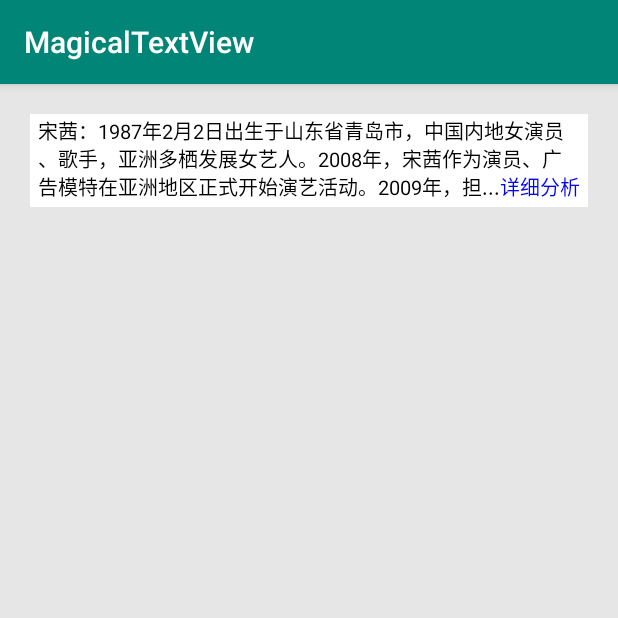
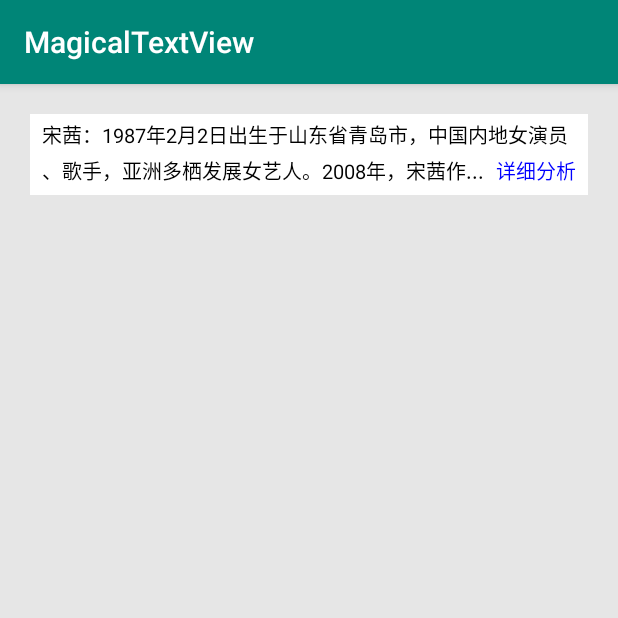
Before and after one commit to yangsanning/MagicalTextView, an Android app: the screen it shows after launch (MainActivity), on a phone screen of 412 x 824 dp, the top half of it. Run offline under Robolectric (Android 15) with nearby library versions, the phone set to English and light mode, and no system bars.

Commit message:
[ +] 增加强制高度属性

```diff
--- a/app/src/main/java/ysn/com/magicaltextview/MainActivity.java
+++ b/app/src/main/java/ysn/com/magicaltextview/MainActivity.java
@@ -12,8 +12,8 @@ public class MainActivity extends AppCompatActivity implements View.OnClickListe
         super.onCreate(savedInstanceState);
         setContentView(R.layout.activity_main);
 
-        String text="宋茜：1987年2月2日出生于山东省青岛市，中国内地女演员、歌手，亚洲多栖发展女艺人。" +
-                "2008年，宋茜作为演员、广告模特在亚洲地区正式开始演艺活动。2009年，担任女子流行演唱组合f(x)队长，以歌手身份正式出道。";
+        String text="宋茜：1987年2月2日出生于山东省青岛市，中国内地女演员、歌手，亚洲多栖发展女艺人。2008年，宋茜作为演员、广告模特在亚洲地区正式开始演艺活动。2009年，担任女子流行演唱组合f(x)队长，以歌手身份正式出道。";
+//        String text="宋茜：1987年2月2日出生于山东省青岛市";
 
         MagicalTextView autoWrapTextView = findViewById(R.id.main_activity_text_view);
         autoWrapTextView.setText(text);
--- a/app/src/main/res/layout/activity_main.xml
+++ b/app/src/main/res/layout/activity_main.xml
@@ -14,10 +14,13 @@
         android:layout_width="match_parent"
         android:layout_height="wrap_content"
         android:background="@android:color/white"
-        app:mtv_padding_bottom="5dp"
-        app:mtv_padding_left="5dp"
-        app:mtv_padding_right="5dp"
-        app:mtv_padding_top="5dp"
+        app:mtv_padding_bottom="8dp"
+        app:mtv_padding_left="8dp"
+        app:mtv_padding_right="8dp"
+        app:mtv_padding_top="8dp"
         app:mtv_details_text="详细分析"
+        app:mtv_force_max_height="true"
+        app:mtv_max_line="2"
+        app:mtv_row_width="10dp"
         app:mtv_text_size="13sp" />
 </LinearLayout>
--- a/magicaltextview/src/main/java/ysn/com/magicaltextview/MagicalTextView.java
+++ b/magicaltextview/src/main/java/ysn/com/magicaltextview/MagicalTextView.java
@@ -41,11 +41,19 @@ public class MagicalTextView extends View {
      * 最大显示行数
      */
     private int maxLine;
+    /**
+     * 强制最大高度
+     */
+    private boolean isForceMaxHeight;
+    /**
+     * isForceMaxHeight =true 的情况下，记录虚拟的开始行
+     */
+    private int virtualStartLine;
 
     private int viewWidth, viewHeight;
 
     private char[] textCharArray;
-    private List<String> lineTextList;
+    private List<String> lineTextList = new ArrayList<>();
     private Rect[] textRectArray = null;
     private String endTagText = "...";
     private int endTagTextWidth, detailsTextWidth, maxLineTextWidth, lineTextWidth;
@@ -95,6 +103,7 @@ public class MagicalTextView extends View {
         rowWidth = typedArray.getDimensionPixelSize(R.styleable.MagicalTextView_mtv_row_width, 7);
         maxLine = typedArray.getInteger(R.styleable.MagicalTextView_mtv_max_line, 3);
 
+        isForceMaxHeight = typedArray.getBoolean(R.styleable.MagicalTextView_mtv_force_max_height, false);
         typedArray.recycle();
     }
 
@@ -146,7 +155,33 @@ public class MagicalTextView extends View {
             return;
         }
 
-        lineTextList = new ArrayList<>();
+        initTextList();
+
+        int textHeight = 0;
+        textRectArray = new Rect[lineTextList.size()];
+        for (int i = 0, length = lineTextList.size(); i < length && i < maxLine; i++) {
+            String lineText = lineTextList.get(i);
+            Rect lineTextRect = new Rect();
+            textPaint.getTextBounds(lineText, 0, lineText.length(), lineTextRect);
+            if (heightMode == MeasureSpec.AT_MOST) {
+                if (i == length - 1 || i == maxLine - 1) {
+                    textHeight += lineTextRect.height() + paddingBottom + paddingTop;
+                } else {
+                    textHeight += (lineTextRect.height() + rowWidth);
+                }
+            } else {
+                if (textHeight == 0) {
+                    textHeight = getMeasuredHeight();
+                }
+            }
+            textRectArray[i] = lineTextRect;
+        }
+
+        setMeasuredDimension(getMeasuredWidth(), textHeight);
+    }
+
+    private void initTextList() {
+        lineTextList.clear();
         lineTextWidth = getMeasuredWidth() - paddingLeft - paddingRight;
         int currentLTextWidth = 0;
         StringBuilder textStringBuilder = new StringBuilder();
@@ -166,27 +201,12 @@ public class MagicalTextView extends View {
             }
         }
 
-        int textHeight = 0;
-        textRectArray = new Rect[lineTextList.size()];
-        for (int i = 0, length = lineTextList.size(); i < length && i < maxLine; i++) {
-            String lineText = lineTextList.get(i);
-            Rect lineTextRect = new Rect();
-            textPaint.getTextBounds(lineText, 0, lineText.length(), lineTextRect);
-            if (heightMode == MeasureSpec.AT_MOST) {
-                if (i == length - 1 || i == maxLine - 1) {
-                    textHeight += lineTextRect.height() + paddingBottom + paddingTop;
-                }else {
-                    textHeight += (lineTextRect.height() + rowWidth);
-                }
-            } else {
-                if (textHeight == 0) {
-                    textHeight = getMeasuredHeight();
-                }
+        if (isForceMaxHeight) {
+            virtualStartLine = lineTextList.size();
+            for (int i = lineTextList.size(); i < maxLine; i++) {
+                lineTextList.add("哈");
             }
-            textRectArray[i] = lineTextRect;
         }
-
-        setMeasuredDimension(getMeasuredWidth(), textHeight);
     }
 
     /**
@@ -209,15 +229,14 @@ public class MagicalTextView extends View {
      * 绘制文本
      */
     public void drawText(Canvas canvas) {
-        if (lineTextList == null || lineTextList.size() == 0) {
+        if (lineTextList.size() == 0) {
             return;
         }
 
-        textPaint.setColor(textColor);
         int marginTop = getTopTextMarginTop();
         for (int i = 0, length = lineTextList.size(); i < length; i++) {
             String lineText = lineTextList.get(i);
-
+            textPaint.setColor((isForceMaxHeight && i >= virtualStartLine) ? Color.TRANSPARENT : textColor);
             if (maxLine == i + 1) {
                 canvas.drawText(getPassText(lineText), paddingLeft, marginTop, textPaint);
                 textPaint.setColor(detailsTextColor);
@@ -301,9 +320,8 @@ public class MagicalTextView extends View {
         requestLayout();
     }
 
-    public MagicalTextView setOnDetailsClickListener(OnDetailsClickListener onDetailsClickListener) {
+    public void setOnDetailsClickListener(OnDetailsClickListener onDetailsClickListener) {
         this.onDetailsClickListener = onDetailsClickListener;
-        return this;
     }
 
     interface OnDetailsClickListener {
--- a/magicaltextview/src/main/res/values/attrs.xml
+++ b/magicaltextview/src/main/res/values/attrs.xml
@@ -2,17 +2,18 @@
 <resources>
 
     <declare-styleable name="MagicalTextView">
-        <attr name="mtv_padding_left" format="dimension" />
-        <attr name="mtv_padding_top" format="dimension" />
-        <attr name="mtv_padding_right" format="dimension" />
-        <attr name="mtv_padding_bottom" format="dimension" />
-        <attr name="mtv_text_size" format="dimension" />
         <attr name="mtv_default_text" format="string" />
         <attr name="mtv_default_text_color" format="color" />
         <attr name="mtv_details_text" format="string" />
         <attr name="mtv_details_text_color" format="color" />
         <attr name="mtv_details_margin_left" format="dimension" />
+        <attr name="mtv_text_size" format="dimension" />
+        <attr name="mtv_padding_left" format="dimension" />
+        <attr name="mtv_padding_top" format="dimension" />
+        <attr name="mtv_padding_right" format="dimension" />
+        <attr name="mtv_padding_bottom" format="dimension" />
         <attr name="mtv_row_width" format="dimension" />
         <attr name="mtv_max_line" format="integer" />
+        <attr name="mtv_force_max_height" format="boolean" />
     </declare-styleable>
 </resources>
```
